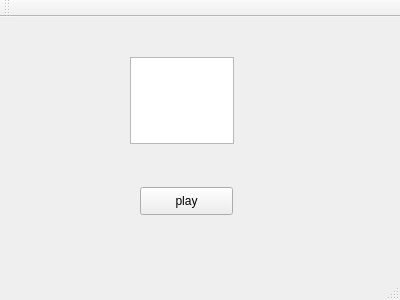
Above: ui/mainwindow.ui from ItalianBigGun/QtEspeak before the change. Below: the same form after it.
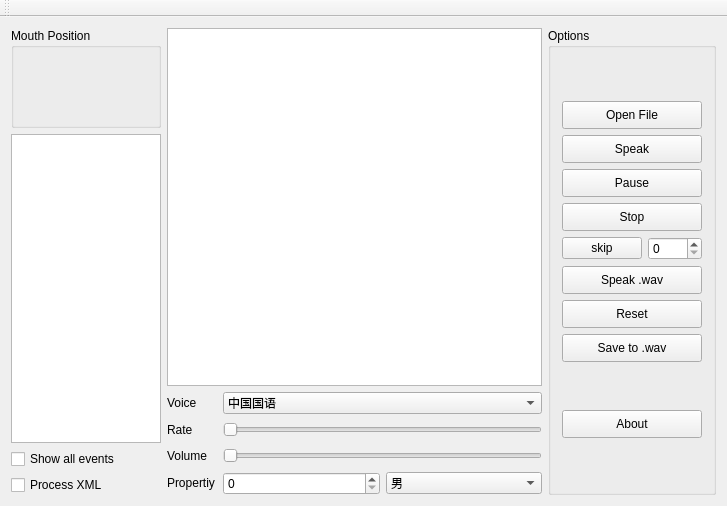
That is the form after the change.

Diff of the .ui file:
```diff
--- a/ui/mainwindow.ui
+++ b/ui/mainwindow.ui
@@ -6,37 +6,430 @@
    <rect>
     <x>0</x>
     <y>0</y>
-    <width>400</width>
-    <height>300</height>
+    <width>727</width>
+    <height>506</height>
    </rect>
   </property>
   <property name="windowTitle">
    <string>MainWindow</string>
   </property>
   <widget class="QWidget" name="centralWidget">
-   <widget class="QPushButton" name="playBtn">
-    <property name="geometry">
-     <rect>
-      <x>140</x>
-      <y>170</y>
-      <width>93</width>
-      <height>28</height>
-     </rect>
-    </property>
-    <property name="text">
-     <string>play</string>
-    </property>
-   </widget>
-   <widget class="QTextEdit" name="speak_text">
-    <property name="geometry">
-     <rect>
-      <x>130</x>
-      <y>40</y>
-      <width>104</width>
-      <height>87</height>
-     </rect>
-    </property>
-   </widget>
+   <layout class="QGridLayout" name="gridLayout_2">
+    <item row="0" column="0">
+     <layout class="QHBoxLayout" name="horizontalLayout_6">
+      <item>
+       <layout class="QVBoxLayout" name="verticalLayout_3">
+        <item>
+         <widget class="QGroupBox" name="groupBox">
+          <property name="minimumSize">
+           <size>
+            <width>150</width>
+            <height>100</height>
+           </size>
+          </property>
+          <property name="maximumSize">
+           <size>
+            <width>150</width>
+            <height>100</height>
+           </size>
+          </property>
+          <property name="title">
+           <string>Mouth Position</string>
+          </property>
+         </widget>
+        </item>
+        <item>
+         <widget class="QListWidget" name="eventListWidget">
+          <property name="minimumSize">
+           <size>
+            <width>150</width>
+            <height>0</height>
+           </size>
+          </property>
+          <property name="maximumSize">
+           <size>
+            <width>150</width>
+            <height>16777215</height>
+           </size>
+          </property>
+         </widget>
+        </item>
+        <item>
+         <widget class="QCheckBox" name="showEventChkBox">
+          <property name="text">
+           <string>Show all events</string>
+          </property>
+         </widget>
+        </item>
+        <item>
+         <widget class="QCheckBox" name="processXMLChkBox">
+          <property name="text">
+           <string>Process XML</string>
+          </property>
+         </widget>
+        </item>
+       </layout>
+      </item>
+      <item>
+       <layout class="QVBoxLayout" name="verticalLayout_2">
+        <item>
+         <widget class="QTextEdit" name="speak_text">
+          <property name="minimumSize">
+           <size>
+            <width>350</width>
+            <height>0</height>
+           </size>
+          </property>
+          <property name="maximumSize">
+           <size>
+            <width>16777215</width>
+            <height>16777215</height>
+           </size>
+          </property>
+         </widget>
+        </item>
+        <item>
+         <layout class="QVBoxLayout" name="verticalLayout">
+          <item>
+           <layout class="QHBoxLayout" name="horizontalLayout">
+            <item>
+             <widget class="QLabel" name="VoiceLbl">
+              <property name="minimumSize">
+               <size>
+                <width>50</width>
+                <height>20</height>
+               </size>
+              </property>
+              <property name="maximumSize">
+               <size>
+                <width>50</width>
+                <height>20</height>
+               </size>
+              </property>
+              <property name="text">
+               <string>Voice</string>
+              </property>
+             </widget>
+            </item>
+            <item>
+             <widget class="QComboBox" name="VoiceCombox">
+              <item>
+               <property name="text">
+                <string>中国国语</string>
+               </property>
+              </item>
+              <item>
+               <property name="text">
+                <string>中国粤语</string>
+               </property>
+              </item>
+              <item>
+               <property name="text">
+                <string>英式英语</string>
+               </property>
+              </item>
+              <item>
+               <property name="text">
+                <string>美式英语</string>
+               </property>
+              </item>
+             </widget>
+            </item>
+           </layout>
+          </item>
+          <item>
+           <layout class="QHBoxLayout" name="horizontalLayout_2">
+            <item>
+             <widget class="QLabel" name="RateLbl">
+              <property name="minimumSize">
+               <size>
+                <width>50</width>
+                <height>20</height>
+               </size>
+              </property>
+              <property name="maximumSize">
+               <size>
+                <width>50</width>
+                <height>20</height>
+               </size>
+              </property>
+              <property name="text">
+               <string>Rate</string>
+              </property>
+             </widget>
+            </item>
+            <item>
+             <widget class="QSlider" name="RateHSdr">
+              <property name="orientation">
+               <enum>Qt::Horizontal</enum>
+              </property>
+             </widget>
+            </item>
+           </layout>
+          </item>
+          <item>
+           <layout class="QHBoxLayout" name="horizontalLayout_3">
+            <item>
+             <widget class="QLabel" name="VolumeLbl">
+              <property name="minimumSize">
+               <size>
+                <width>50</width>
+                <height>20</height>
+               </size>
+              </property>
+              <property name="maximumSize">
+               <size>
+                <width>50</width>
+                <height>20</height>
+               </size>
+              </property>
+              <property name="text">
+               <string>Volume</string>
+              </property>
+             </widget>
+            </item>
+            <item>
+             <widget class="QSlider" name="VolumeHSdr">
+              <property name="maximum">
+               <number>200</number>
+              </property>
+              <property name="orientation">
+               <enum>Qt::Horizontal</enum>
+              </property>
+             </widget>
+            </item>
+           </layout>
+          </item>
+          <item>
+           <layout class="QHBoxLayout" name="horizontalLayout_4">
+            <item>
+             <widget class="QLabel" name="PropertyLbl">
+              <property name="minimumSize">
+               <size>
+                <width>50</width>
+                <height>20</height>
+               </size>
+              </property>
+              <property name="maximumSize">
+               <size>
+                <width>50</width>
+                <height>20</height>
+               </size>
+              </property>
+              <property name="text">
+               <string>Propertiy</string>
+              </property>
+             </widget>
+            </item>
+            <item>
+             <widget class="QSpinBox" name="ageSpinBox"/>
+            </item>
+            <item>
+             <widget class="QComboBox" name="genderComBox">
+              <item>
+               <property name="text">
+                <string>男</string>
+               </property>
+              </item>
+              <item>
+               <property name="text">
+                <string>女</string>
+               </property>
+              </item>
+             </widget>
+            </item>
+           </layout>
+          </item>
+         </layout>
+        </item>
+       </layout>
+      </item>
+      <item>
+       <layout class="QVBoxLayout" name="verticalLayout_5">
+        <item>
+         <widget class="QGroupBox" name="groupBox_2">
+          <property name="title">
+           <string>Options</string>
+          </property>
+          <layout class="QGridLayout" name="gridLayout">
+           <item row="0" column="0">
+            <layout class="QVBoxLayout" name="verticalLayout_4">
+             <item>
+              <widget class="QPushButton" name="openFileBtn">
+               <property name="minimumSize">
+                <size>
+                 <width>140</width>
+                 <height>28</height>
+                </size>
+               </property>
+               <property name="maximumSize">
+                <size>
+                 <width>140</width>
+                 <height>28</height>
+                </size>
+               </property>
+               <property name="text">
+                <string>Open File</string>
+               </property>
+              </widget>
+             </item>
+             <item>
+              <widget class="QPushButton" name="playBtn">
+               <property name="minimumSize">
+                <size>
+                 <width>140</width>
+                 <height>28</height>
+                </size>
+               </property>
+               <property name="maximumSize">
+                <size>
+                 <width>140</width>
+                 <height>28</height>
+                </size>
+               </property>
+               <property name="text">
+                <string>Speak</string>
+               </property>
+              </widget>
+             </item>
+             <item>
+              <widget class="QPushButton" name="pauseBtn">
+               <property name="minimumSize">
+                <size>
+                 <width>140</width>
+                 <height>28</height>
+                </size>
+               </property>
+               <property name="maximumSize">
+                <size>
+                 <width>140</width>
+                 <height>28</height>
+                </size>
+               </property>
+               <property name="text">
+                <string>Pause</string>
+               </property>
+              </widget>
+             </item>
+             <item>
+              <widget class="QPushButton" name="stopBtn">
+               <property name="minimumSize">
+                <size>
+                 <width>140</width>
+                 <height>28</height>
+                </size>
+               </property>
+               <property name="maximumSize">
+                <size>
+                 <width>140</width>
+                 <height>28</height>
+                </size>
+               </property>
+               <property name="text">
+                <string>Stop</string>
+               </property>
+              </widget>
+             </item>
+             <item>
+              <layout class="QHBoxLayout" name="horizontalLayout_5">
+               <item>
+                <widget class="QPushButton" name="skipBtn">
+                 <property name="text">
+                  <string>skip</string>
+                 </property>
+                </widget>
+               </item>
+               <item>
+                <widget class="QSpinBox" name="skipSpinBox"/>
+               </item>
+              </layout>
+             </item>
+             <item>
+              <widget class="QPushButton" name="speakWavBtn">
+               <property name="minimumSize">
+                <size>
+                 <width>140</width>
+                 <height>28</height>
+                </size>
+               </property>
+               <property name="maximumSize">
+                <size>
+                 <width>140</width>
+                 <height>28</height>
+                </size>
+               </property>
+               <property name="text">
+                <string>Speak .wav</string>
+               </property>
+              </widget>
+             </item>
+             <item>
+              <widget class="QPushButton" name="resetBtn">
+               <property name="minimumSize">
+                <size>
+                 <width>140</width>
+                 <height>28</height>
+                </size>
+               </property>
+               <property name="maximumSize">
+                <size>
+                 <width>140</width>
+                 <height>28</height>
+                </size>
+               </property>
+               <property name="text">
+                <string>Reset</string>
+               </property>
+              </widget>
+             </item>
+             <item>
+              <widget class="QPushButton" name="saveToFileBtn">
+               <property name="minimumSize">
+                <size>
+                 <width>140</width>
+                 <height>28</height>
+                </size>
+               </property>
+               <property name="maximumSize">
+                <size>
+                 <width>140</width>
+                 <height>28</height>
+                </size>
+               </property>
+               <property name="text">
+                <string>Save to .wav</string>
+               </property>
+              </widget>
+             </item>
+            </layout>
+           </item>
+           <item row="1" column="0">
+            <widget class="QPushButton" name="aboutBtn">
+             <property name="minimumSize">
+              <size>
+               <width>140</width>
+               <height>28</height>
+              </size>
+             </property>
+             <property name="maximumSize">
+              <size>
+               <width>140</width>
+               <height>28</height>
+              </size>
+             </property>
+             <property name="text">
+              <string>About</string>
+             </property>
+            </widget>
+           </item>
+          </layout>
+         </widget>
+        </item>
+       </layout>
+      </item>
+     </layout>
+    </item>
+   </layout>
   </widget>
   <widget class="QMenuBar" name="menuBar">
    <property name="geometry">
@@ -56,7 +449,6 @@
     <bool>false</bool>
    </attribute>
   </widget>
-  <widget class="QStatusBar" name="statusBar"/>
  </widget>
  <layoutdefault spacing="6" margin="11"/>
  <resources/>
```
Left out of the diff: 2 changed lines with no effect on the pictures.
